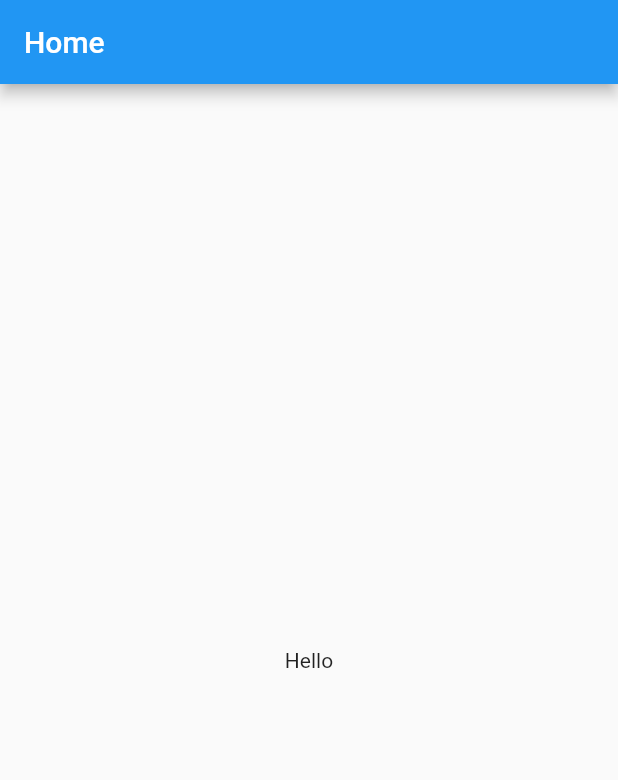
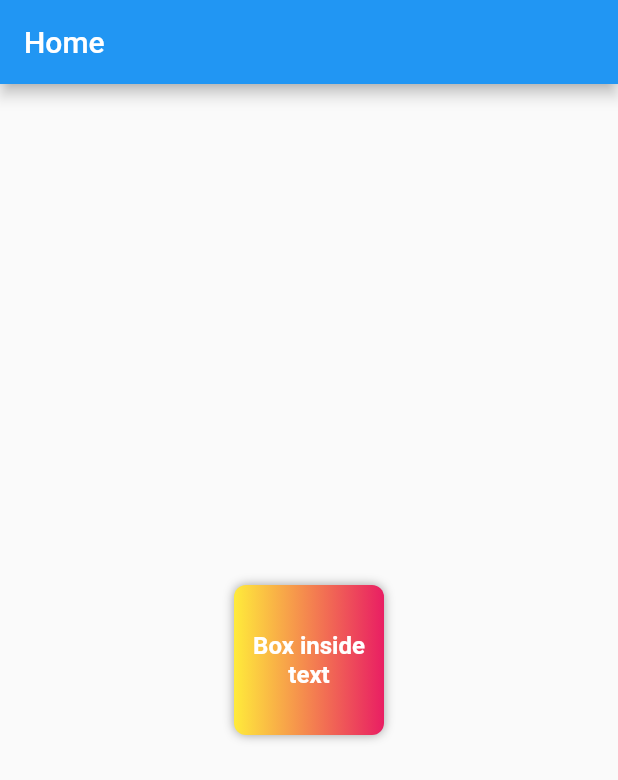
Before and after one commit to Maaz-Mehtab/flutter, a Flutter app: the screen it shows after launch, on a phone screen of 412 x 824 dp. Shown: the top 780 px of the screen. Run offline on Flutter 3.47's test engine with Material 2 defaults, Android fonts, the phone set to English and light mode, and no system bars.

Commit message:
ch2 completed

```diff
--- a/lib/main.dart
+++ b/lib/main.dart
@@ -1,14 +1,14 @@
 import 'package:flutter/material.dart';
+import 'package:flutter/widgets.dart';
 
-
-void main(){
+void main() {
   runApp(MaterialApp(
     title: "flutter App",
     home: HomePage(),
   ));
 }
 
-class HomePage  extends StatelessWidget {
+class HomePage extends StatelessWidget {
   // const ({ Key? key }) : super(key: key);
 
   @override
@@ -17,13 +17,28 @@ class HomePage  extends StatelessWidget {
       appBar: AppBar(
         title: Text("Home"),
       ),
-      body: Container(
-        child: Center(child: Text("Hello")),
+      body: Center(
+        child: Container(
+          padding: const EdgeInsets.all(5),
+          alignment: Alignment.center,
+          // color:Colors.red,
+          width: 100,
+          height: 100,
+          decoration: BoxDecoration(
+              // shape: BoxShape.circle,
+              boxShadow: [BoxShadow(color: Colors.grey, blurRadius: 5)],
+              borderRadius: BorderRadius.circular(8),
+              gradient: LinearGradient(
+                colors: [Colors.yellow, Colors.pink],
+              )),
+          child: Text(
+            "Box inside text",
+            textAlign: TextAlign.center,
+            style: TextStyle(
+                color: Colors.white, fontWeight: FontWeight.bold, fontSize: 16),
+          ),
+        ),
       ),
     );
-    // return Container(
-    //   color: Colors.blue,
-    //   child: Text("Hi hellow"),
-    // );
   }
 }
```
